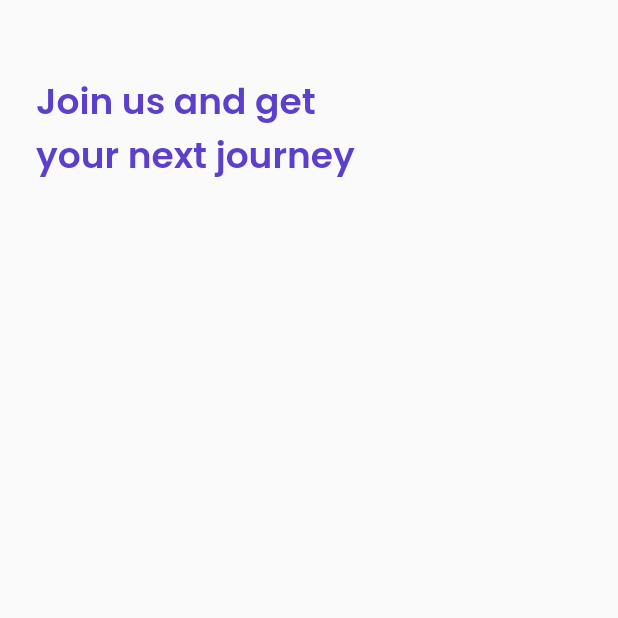
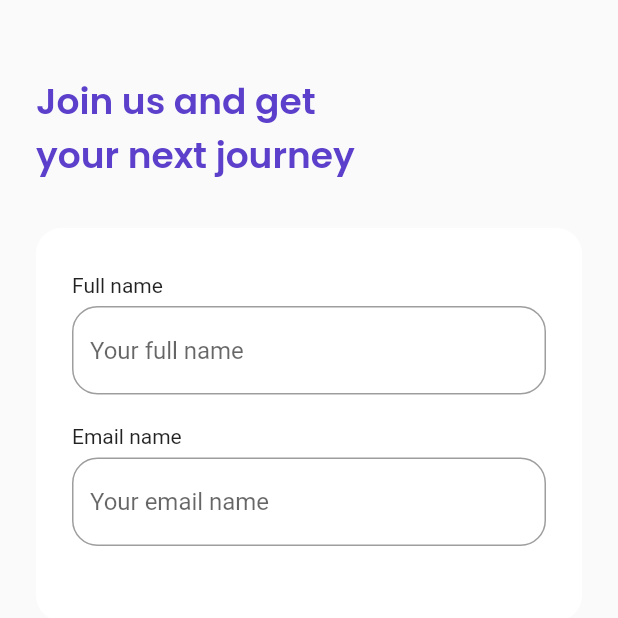
Before and after one commit to uzifauzi/Airplane-App, a Flutter app: the SignUpPage screen opened by its route, on a phone screen of 412 x 824 dp, the top half of it. Run offline on Flutter 3.47's test engine with Material 2 defaults, Android fonts, the phone set to English and light mode, and no system bars; our stand-ins replace google_fonts; missing offline and left inert: dart:html.

Commit message:
refactor: add 2 formfield

```diff
--- a/lib/ui/pages/sign_up_page.dart
+++ b/lib/ui/pages/sign_up_page.dart
@@ -1,7 +1,10 @@
+import 'dart:html';
+
 import 'package:airplane_app/shared/theme.dart';
 import 'package:flutter/material.dart';
 
 import '../../shared/theme.dart';
+import 'dart:html';
 
 class SignUpPage extends StatelessWidget {
   const SignUpPage({super.key});
@@ -15,8 +18,140 @@ class SignUpPage extends StatelessWidget {
         padding: EdgeInsets.symmetric(
           horizontal: defaultMargin,
         ),
-        children: [Title()],
+        children: [Title(), InputSection()],
       )),
+    );
+  }
+}
+
+class InputSection extends StatelessWidget {
+  const InputSection({
+    Key? key,
+  }) : super(key: key);
+
+  @override
+  Widget build(BuildContext context) {
+    return Container(
+      margin: EdgeInsets.only(
+        top: 30.0,
+      ),
+      padding: EdgeInsets.symmetric(
+        horizontal: 24,
+        vertical: 30,
+      ),
+      decoration: BoxDecoration(
+        borderRadius: BorderRadius.circular(defaultRadius),
+        color: kWhiteColor,
+      ),
+      child: Column(
+        children: [
+          InputForm(
+            label: 'Full name',
+            hintText: 'Your full name',
+          ),
+          EmailForm(
+            label: 'Email name',
+            hintText: 'Your email name',
+          ),
+        ],
+      ),
+    );
+  }
+}
+
+class InputForm extends StatelessWidget {
+  final String label;
+  final String hintText;
+
+  const InputForm({
+    Key? key,
+    required this.label,
+    required this.hintText,
+  }) : super(key: key);
+
+  @override
+  Widget build(BuildContext context) {
+    return Container(
+      margin: EdgeInsets.only(
+        bottom: 20,
+      ),
+      child: Column(
+        crossAxisAlignment: CrossAxisAlignment.start,
+        children: [
+          Text(
+            label,
+          ),
+          SizedBox(
+            height: 6,
+          ),
+          TextFormField(
+            cursorColor: kBlackColor,
+            decoration: InputDecoration(
+                hintText: hintText,
+                border: OutlineInputBorder(
+                  borderRadius: BorderRadius.circular(
+                    defaultRadius,
+                  ),
+                ),
+                focusedBorder: OutlineInputBorder(
+                    borderRadius: BorderRadius.circular(
+                      defaultRadius,
+                    ),
+                    borderSide: BorderSide(
+                      color: kPrimaryColor,
+                    ))),
+          )
+        ],
+      ),
+    );
+  }
+}
+
+class EmailForm extends StatelessWidget {
+  final String label;
+  final String hintText;
+
+  const EmailForm({
+    Key? key,
+    required this.label,
+    required this.hintText,
+  }) : super(key: key);
+
+  @override
+  Widget build(BuildContext context) {
+    return Container(
+      margin: EdgeInsets.only(
+        bottom: 20,
+      ),
+      child: Column(
+        crossAxisAlignment: CrossAxisAlignment.start,
+        children: [
+          Text(
+            label,
+          ),
+          SizedBox(
+            height: 6,
+          ),
+          TextFormField(
+            keyboardType: TextInputType.emailAddress,
+            cursorColor: kBlackColor,
+            decoration: InputDecoration(
+                hintText: hintText,
+                border: OutlineInputBorder(
+                  borderRadius: BorderRadius.circular(
+                    defaultRadius,
+                  ),
+                ),
+                focusedBorder: OutlineInputBorder(
+                    borderRadius: BorderRadius.circular(
+                      defaultRadius,
+                    ),
+                    borderSide: BorderSide(
+                      color: kPrimaryColor,
+                    ))),
+          )
+        ],
+      ),
     );
   }
 }
```
